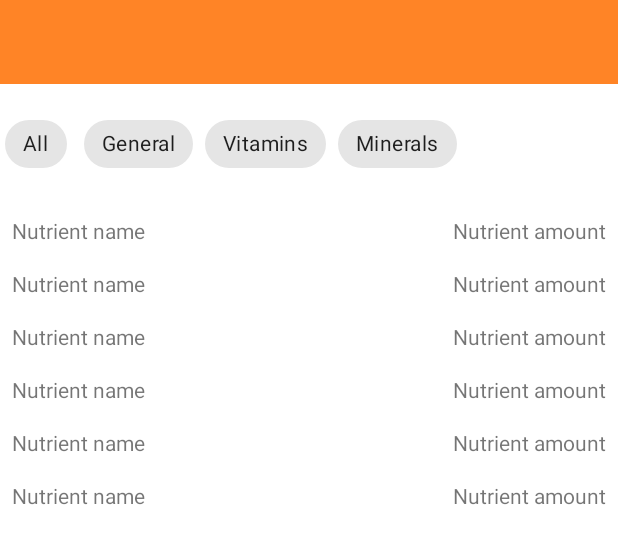
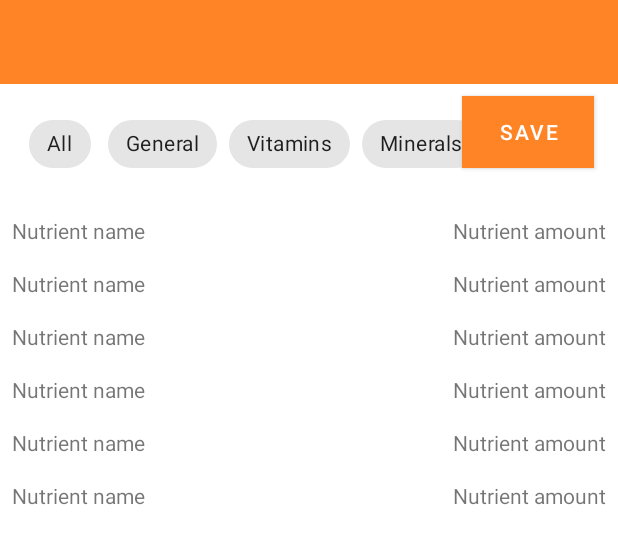
Before and after one commit to prekogdevs/lightweight, an Android app: the layout fragment_details.xml on its own in the app's theme, with its tools: preview values and no code run, on a phone screen of 412 x 824 dp. Shown: the top 544 px of the screen. Run offline under Robolectric (Android 15) with nearby library versions, the phone set to English and light mode, and no system bars.

Commit message:
First baby steps..

```diff
--- a/app/src/main/java/com/android/project/lightweight/fragments/DetailsFragment.kt
+++ b/app/src/main/java/com/android/project/lightweight/fragments/DetailsFragment.kt
@@ -58,6 +58,10 @@ class DetailsFragment : Fragment() {
             }
         }
 
+        binding.btnSaveFood.setOnClickListener{
+
+        }
+
         return binding.root
     }
 
--- a/app/src/main/res/layout/fragment_details.xml
+++ b/app/src/main/res/layout/fragment_details.xml
@@ -37,6 +37,7 @@
             android:id="@+id/chipGroup"
             android:layout_width="match_parent"
             android:layout_height="wrap_content"
+            android:layout_marginStart="16dp"
             android:layout_marginTop="16dp"
             app:layout_constraintEnd_toEndOf="parent"
             app:layout_constraintStart_toStartOf="parent"
@@ -75,7 +76,6 @@
             android:layout_width="0dp"
             android:layout_height="0dp"
             android:layout_marginTop="8dp"
-            android:layout_marginBottom="8dp"
             app:layoutManager="androidx.recyclerview.widget.LinearLayoutManager"
             app:layout_constraintBottom_toBottomOf="parent"
             app:layout_constraintEnd_toEndOf="parent"
@@ -84,5 +84,16 @@
             tools:itemCount="10"
             tools:listitem="@layout/list_item_food_nutrient" />
 
+        <Button
+            android:id="@+id/btnSaveFood"
+            android:layout_width="wrap_content"
+            android:layout_height="wrap_content"
+            android:layout_marginTop="8dp"
+            android:layout_marginEnd="16dp"
+            android:background="@color/colorPrimary"
+            android:text="Save"
+            app:layout_constraintEnd_toEndOf="parent"
+            app:layout_constraintTop_toBottomOf="@+id/toolbar" />
+
     </androidx.constraintlayout.widget.ConstraintLayout>
 </layout>
```
